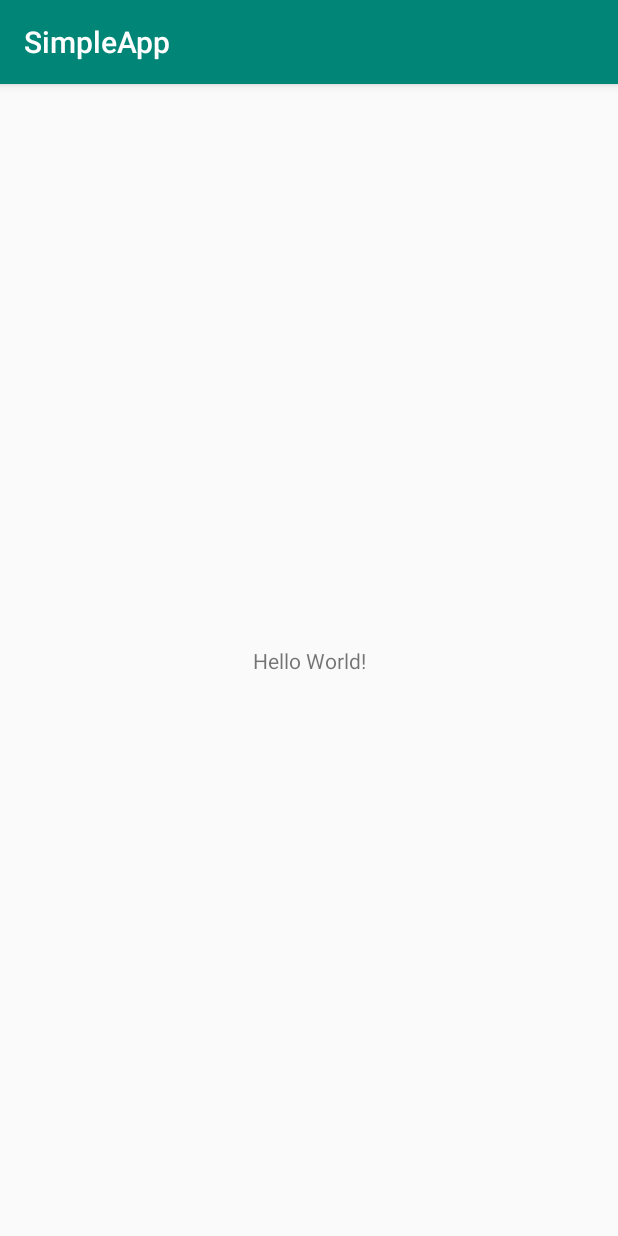
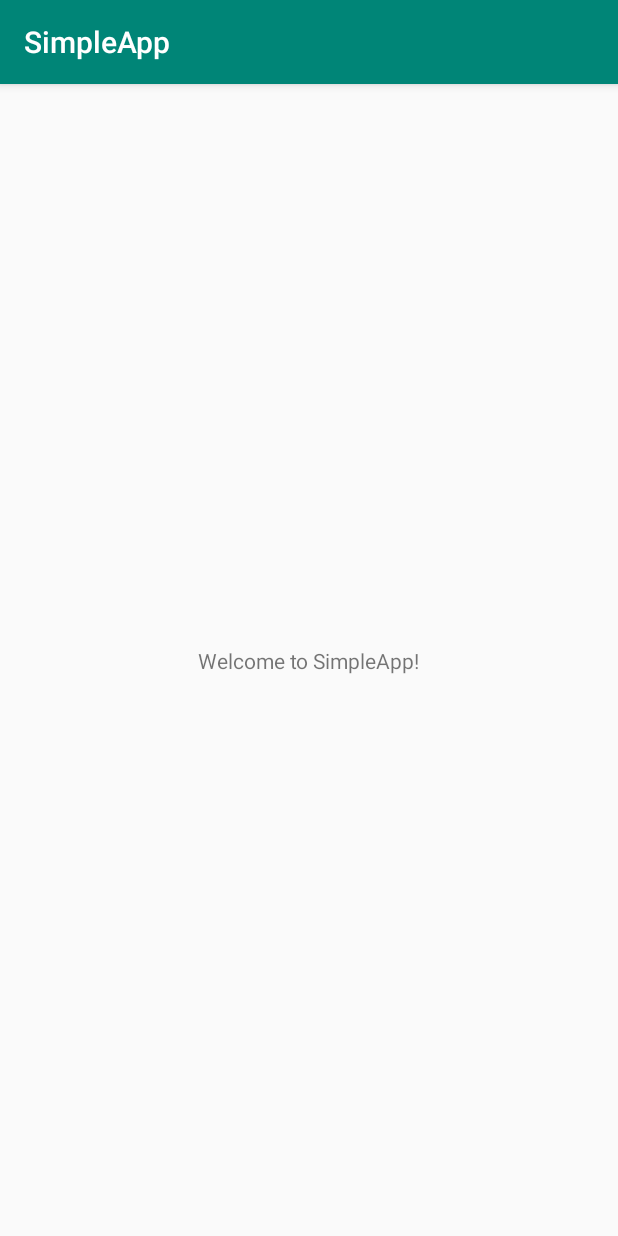
Before and after one commit to mehtanihar/SimpleApp, an Android app: the MainActivity screen opened directly, with no data from a screen before it, on a phone screen of 412 x 824 dp. Run offline under Robolectric (Android 15) with nearby library versions, the phone set to English and light mode, and no system bars.

Commit message:
Changed the greeting message(changed by kmahajan32)

```diff
--- a/SimpleApp/app/src/main/res/layout/activity_main.xml
+++ b/SimpleApp/app/src/main/res/layout/activity_main.xml
@@ -9,7 +9,7 @@
     <TextView
         android:layout_width="wrap_content"
         android:layout_height="wrap_content"
-        android:text="Hello World!"
+        android:text="Welcome to SimpleApp!"
         app:layout_constraintBottom_toBottomOf="parent"
         app:layout_constraintLeft_toLeftOf="parent"
         app:layout_constraintRight_toRightOf="parent"
```
